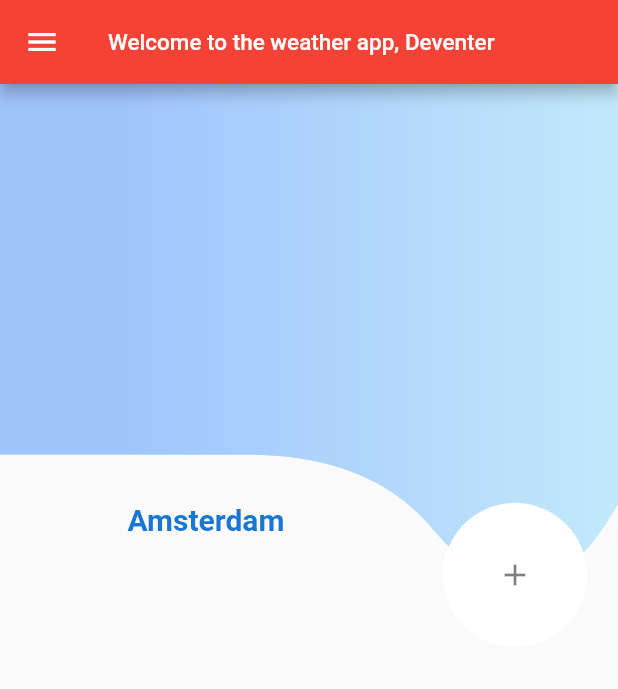
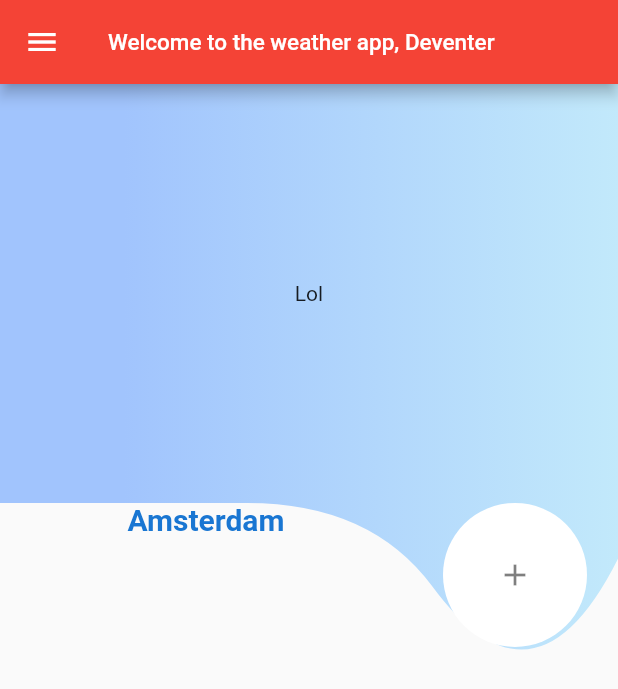
Before and after one commit to neondyis/local_weather, a Flutter app: the screen it shows after launch, on a phone screen of 412 x 824 dp. Shown: the top 689 px of the screen. Run offline on Flutter 3.47's test engine with Material 2 defaults, Android fonts, the phone set to English and light mode, and no system bars; our stand-ins replace location, weather.

Commit message:
fixed layout in the top part of home and fixed up weather getting

```diff
--- a/lib/home/home_page.dart
+++ b/lib/home/home_page.dart
@@ -18,11 +18,15 @@ class _WeatherHomePageState extends State<WeatherHomePage> {
   WeatherFactory wf = new WeatherFactory('3bcedd8fd983c097abd4899a78961b7f',
       language: Language.ENGLISH);
   static const List<String> _cityNames = ['Deventer', 'Apeldoorn', 'Enschede'];
+  late Weather weather;
 
   void initState() {
     super.initState();
-    WidgetsBinding.instance!
-        .addPostFrameCallback((_) => getWeather(context, wf));
+
+    WidgetsBinding.instance!.addPostFrameCallback((_) async {
+      weather = await getWeather(wf);
+      print(weather);
+    });
   }
 
   @override
@@ -111,7 +115,7 @@ class _WeatherHomePageState extends State<WeatherHomePage> {
   }
 }
 
-getWeather(BuildContext context, WeatherFactory wf) async {
+getWeather(WeatherFactory wf) async {
   Location location = new Location();
   bool _serviceEnabled;
   PermissionStatus _permissionGranted;
@@ -134,9 +138,8 @@ getWeather(BuildContext context, WeatherFactory wf) async {
   }
 
   _locationData = await location.getLocation();
-  Weather weather = await wf.currentWeatherByLocation(
+  return await wf.currentWeatherByLocation(
       _locationData.latitude!, _locationData.longitude!);
-  print(weather);
 }
 
 class HomeBottom extends StatelessWidget {
@@ -183,17 +186,17 @@ class CurvedWidget extends StatelessWidget {
 
   @override
   Widget build(BuildContext context) {
-    return Column(
-      children: <Widget>[
-        Container(
+    return Container(
       width: MediaQuery.of(context).size.width,
+      height: MediaQuery.of(context).size.height,
       child: CustomPaint(
         painter: CurvePainter(),
         size: Size(MediaQuery.of(context).size.width.toDouble(),
             (MediaQuery.of(context).size.height * 0.3).toDouble()),
+        child: Center(
+          child: Text('Lol'),
         ),
       ),
-      ],
     );
   }
 }
```
Lines whose indentation alone changed are shown as unchanged.
